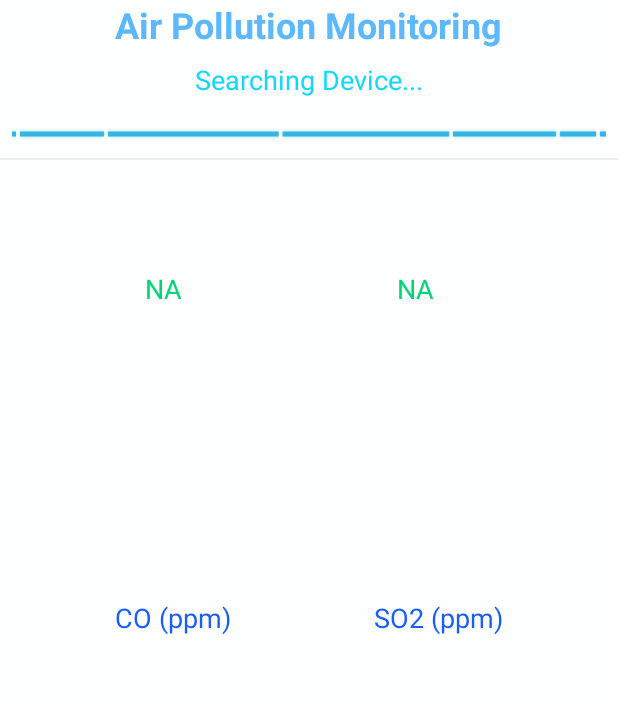
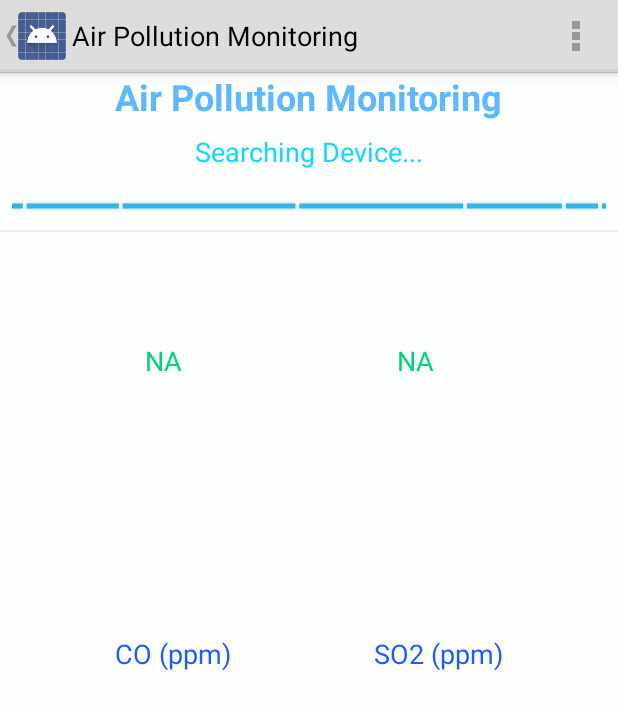
Before and after one commit to ChanakaCooray/AirPollutionMonitoring-AndroidApp, an Android app: the screen it shows after launch (DeviceListActivity), on a phone screen of 412 x 824 dp. Shown: the top 709 px of the screen. Run offline under Robolectric (Android 15) with nearby library versions, the phone set to English and light mode, and no system bars.

Commit message:
Added activity bar. Added preferences and save and get them from shared resource. Added menu items. Changed sync to server only user has selected in from preferences.

```diff
--- a/usbSerialExamples/src/main/AndroidManifest.xml
+++ b/usbSerialExamples/src/main/AndroidManifest.xml
@@ -18,7 +18,7 @@
         <activity
             android:name="com.hoho.android.usbserial.examples.DeviceListActivity"
             android:label="@string/app_name"
-            android:theme="@android:style/Theme.Black.NoTitleBar.Fullscreen"
+            android:theme="@android:style/Theme.Holo.Light"
             android:screenOrientation="portrait">
             <intent-filter>
                 <action android:name="android.intent.action.MAIN" />
@@ -38,7 +38,9 @@
         <activity
             android:name="com.hoho.android.usbserial.examples.SerialConsoleActivity"
             android:label="@string/app_name"
-            android:theme="@android:style/Theme.Black.NoTitleBar.Fullscreen"></activity>
+            android:theme="@android:style/Theme.Holo.Light"></activity>
+        <activity android:name=".SettingsActivity"></activity>
+
         <!-- Declaring Service in Manifest -->
         <service
             android:name=".UsbSerialService"
--- a/usbSerialExamples/src/main/java/com/hoho/android/usbserial/examples/DeviceListActivity.java
+++ b/usbSerialExamples/src/main/java/com/hoho/android/usbserial/examples/DeviceListActivity.java
@@ -1,10 +1,16 @@
 package com.hoho.android.usbserial.examples;
 
+import android.app.ActionBar;
 import android.app.Activity;
 import android.content.Intent;
+import android.content.SharedPreferences;
 import android.os.Bundle;
 import android.os.Handler;
+import android.preference.PreferenceManager;
 import android.util.Log;
+import android.view.Menu;
+import android.view.MenuInflater;
+import android.view.MenuItem;
 import android.view.View;
 import android.widget.ProgressBar;
 import android.widget.ScrollView;
@@ -28,6 +34,9 @@ public class DeviceListActivity extends Activity implements UsbDataReceiver.Rece
     private ScrollView mScrollView;
     private UsbDataReceiver mReceiver;
 
+    private ActionBar actionBar;
+    private boolean syncData;
+
     @Override
     public void onCreate(Bundle savedInstanceState) {
         super.onCreate(savedInstanceState);
@@ -44,13 +53,42 @@ public class DeviceListActivity extends Activity implements UsbDataReceiver.Rece
 
         mReceiver = new UsbDataReceiver(new Handler());
         mReceiver.setReceiver(this);
+
+
+        actionBar = getActionBar();
+        actionBar.setDisplayHomeAsUpEnabled(true);
+
+        PreferenceManager.setDefaultValues(this, R.xml.preferences, false);
+        SharedPreferences SP = PreferenceManager.getDefaultSharedPreferences(this);
+
+        syncData = SP.getBoolean("syncData",true); //Get saved setting value of sync data
+
         Intent intent = new Intent(Intent.ACTION_SYNC, null, this, UsbSerialService.class);
         intent.putExtra("receiver", mReceiver);
+        intent.putExtra("sync",syncData);
         startService(intent);
     }
 
     private void hideProgressBar() {
         mProgressBar.setVisibility(View.INVISIBLE);
+    }
+
+    @Override
+    public boolean onCreateOptionsMenu(Menu menu) {
+        MenuInflater inflater = getMenuInflater();
+        inflater.inflate(R.menu.app_menu, menu);
+        return true;
+    }
+
+    @Override
+    public boolean onOptionsItemSelected(MenuItem item) {
+        switch (item.getItemId()) {
+            case R.id.settings:
+                Intent intent = new Intent(this, SettingsActivity.class);
+                startActivityForResult(intent,0);
+                return true;
+        }
+        return super.onOptionsItemSelected(item);
     }
 
     public void showError(final String errorMessage) {
@@ -109,6 +147,9 @@ public class DeviceListActivity extends Activity implements UsbDataReceiver.Rece
                 Utils.displayPromptForEnablingGPS(this);
                 break;
 
+            case UsbSerialService.STATUS_SYNC_DISABLED:
+                showError("Data sync disabled");
+                break;
         }
     }
 
--- /dev/null
+++ b/usbSerialExamples/src/main/res/menu/app_menu.xml
@@ -0,0 +1,17 @@
+<?xml version="1.0" encoding="utf-8"?>
+<menu xmlns:android="http://schemas.android.com/apk/res/android" >
+
+    <item android:id="@+id/settings"
+        android:title="Settings"
+        android:showAsAction="never" />
+
+    <item android:id="@+id/action_refresh"
+        android:title="Help"
+        android:showAsAction="never" />
+
+    <item android:id="@+id/action_help"
+        android:title="About"
+        android:showAsAction="never"/>
+
+
+</menu>
--- /dev/null
+++ b/usbSerialExamples/src/main/res/xml/preferences.xml
@@ -0,0 +1,9 @@
+<?xml version="1.0" encoding="utf-8"?>
+<PreferenceScreen xmlns:android="http://schemas.android.com/apk/res/android">
+
+    <CheckBoxPreference android:title="Application Sync"
+        android:defaultValue="true"
+        android:summary="This option if selected will allow the application to sync sensor data with server"
+        android:key="syncData" />
+
+</PreferenceScreen>
```
Also changed, not shown: usbSerialExamples/src/main/java/com/hoho/android/usbserial/examples/SettingsActivity.java (added, +21 -0 lines), usbSerialExamples/src/main/java/com/hoho/android/usbserial/examples/SettingsFragment.java (added, +19 -0 lines), usbSerialExamples/src/main/java/com/hoho/android/usbserial/examples/UsbSerialService.java (+29 -21 lines).
